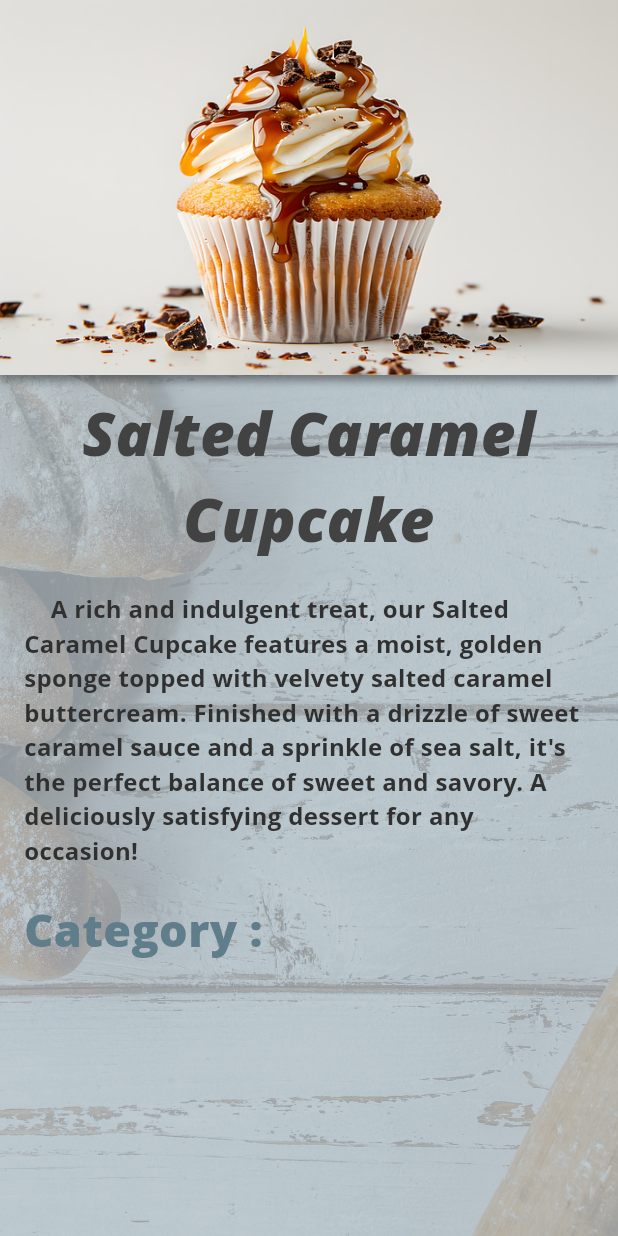
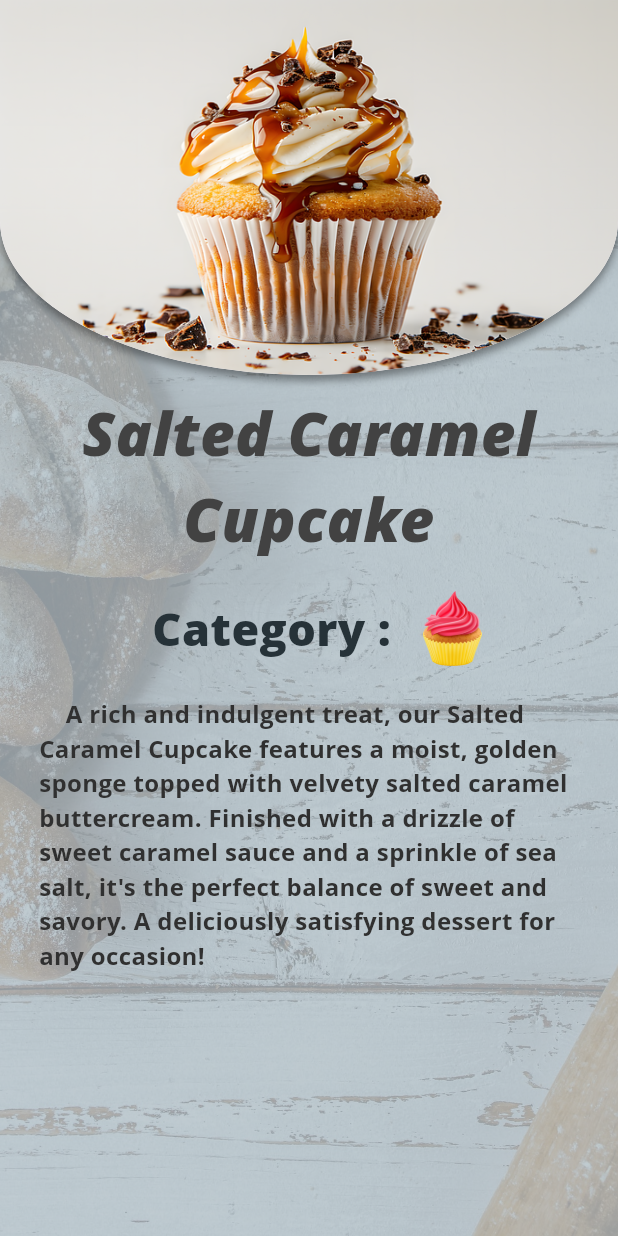
Before and after one commit to hery-alex/fluro_test_application, a Flutter app: the screen it shows after launch, after a tap on "Salted Caramel Cupcake", on a phone screen of 412 x 824 dp. Run offline on Flutter 3.47's test engine with Material 3 defaults, Android fonts, the phone set to English and light mode, and no system bars; our stand-ins replace rxdart; Roboto replaces fonts that are missing (Open Sans).

Commit message:
more design changes and category in the product view

```diff
--- a/lib/assets/assets_images.dart
+++ b/lib/assets/assets_images.dart
@@ -5,4 +5,12 @@ class FluroImageAssets {
  static AssetImage get layoutBackgroundImage => const AssetImage('assets/images/supermarket_aisle.jpg');
  static AssetImage get openContainerBackgroundImage => const AssetImage('assets/images/bakery_background.jpg');
 
+ static AssetImage get brownieIcon => const AssetImage('assets/icons/brownie_icon.png');
+ static AssetImage get cakeIcon => const AssetImage('assets/icons/cake_icon.png');
+ static AssetImage get croissantIcon => const AssetImage('assets/icons/croissant_icon.png');
+ static AssetImage get cupcakeIcon => const AssetImage('assets/icons/cupcake_icon.png');
+ static AssetImage get muffinIcon => const AssetImage('assets/icons/muffin_icon.png');
+
+
+
 }
--- a/lib/widgets/products/product_category_widget.dart
+++ b/lib/widgets/products/product_category_widget.dart
@@ -1,3 +1,4 @@
+import 'package:fluro_test_application/assets/assets_images.dart';
 import 'package:fluro_test_application/models/product_model/product_model.dart';
 import 'package:flutter/material.dart';
 
@@ -6,27 +7,38 @@ class ProductCategoryWidget extends StatelessWidget {
   const ProductCategoryWidget({super.key,required  this.productModel});
 
 
-  // Widget getCategoryIcon(){
-
-  // }
+  Widget getCategoryIcon(){
+    switch(productModel.productCategory){
+      case 'Croissant':
+        return Image(image: FluroImageAssets.croissantIcon,width: 70,height:70,);
+      case 'Muffin':
+        return Image(image: FluroImageAssets.muffinIcon,width: 50,height:50,);
+      case 'Brownie':
+        return Image(image: FluroImageAssets.brownieIcon,width: 50,height:50,);
+      case 'Cake' :
+        return Image(image: FluroImageAssets.cakeIcon,width: 50,height:50,);
+      case 'Cupcakes':
+          return Image(image: FluroImageAssets.cupcakeIcon,width: 50,height:50,);
+      default:
+       return const SizedBox();
+    }
+  }
 
   @override
   Widget build(BuildContext context) {
-    return Container(
-      height: 300,
-      child: Column(
-        children: [
-          Row(
+    return SizedBox(
+      child:Row(
+          mainAxisAlignment: MainAxisAlignment.center,
             children: [
               Flexible(
                 child: Container(
                 padding: const EdgeInsets.symmetric(horizontal: 16),
-                child:const Text.rich(
+                child: Text.rich(
                 textAlign: TextAlign.start,
                 TextSpan(
                   text: 'Category :',
                   style:  TextStyle(
-                    color: Colors.blueGrey,
+                    color: Colors.blueGrey[900],
                     fontWeight: FontWeight.w900,
                     fontStyle: FontStyle.normal,
                     fontFamily: 'Open Sans',
@@ -35,15 +47,9 @@ class ProductCategoryWidget extends StatelessWidget {
                 ),
                 ),
               ),
+               getCategoryIcon(),
             ],
           ),
-          Row(
-            children: [
-
-            ],
-          )
-        ],
-      ),
     );
   }
 }
--- a/lib/widgets/products/products_open_widget.dart
+++ b/lib/widgets/products/products_open_widget.dart
@@ -35,6 +35,10 @@ class ProductOpenWidget extends StatelessWidget {
                   height: 250,
                   decoration: BoxDecoration(
                     color: Theme.of(context).colorScheme.surface,
+                    borderRadius: const BorderRadius.only(
+                     bottomLeft: Radius.elliptical(300, 150),
+                     bottomRight: Radius.elliptical(300, 150)
+                    ),
                     image:DecorationImage(
                     image: Image.asset(productModel.productImage!).image,
                     fit: BoxFit.fill,
@@ -66,12 +70,14 @@ class ProductOpenWidget extends StatelessWidget {
                 ),
               ),
                const SizedBox(height: 20,),
+               ProductCategoryWidget(productModel: productModel,),
+               const SizedBox(height: 20,),
                 Row(
                 mainAxisAlignment: MainAxisAlignment.start,
                   children: [
                     Flexible(
                       child: Container(
-                        padding: const EdgeInsets.symmetric(horizontal: 16),
+                      padding: const EdgeInsets.symmetric(horizontal: 26),
                       child: Text.rich(
                       textAlign: TextAlign.start,
                       TextSpan(
@@ -88,9 +94,6 @@ class ProductOpenWidget extends StatelessWidget {
                     ),
                   ],
                 ),
-                const SizedBox(height: 20,),
-                ProductCategoryWidget(productModel: productModel,),
-
             ],
           ),
         ),
--- a/pubspec.yaml
+++ b/pubspec.yaml
@@ -35,3 +35,4 @@ flutter:
   assets:
     - assets/images/
     - assets/jsonData/
+    - assets/icons/
```
Also changed, not shown: assets/jsonData/jsonDataProducts.json (+47 -44 lines), assets/icons/brownie_icon.png (added), assets/icons/cake_icon.png (added), assets/icons/croissant_icon.png (added), assets/icons/cupcake_icon.png (added), assets/icons/muffin_icon.png (added). Lines whose indentation alone changed are shown as unchanged.
